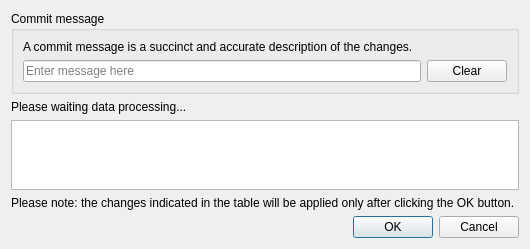
Qt form CdbsModules/cadbase_library_upload.ui (mnnxp/cadbaselibrary-freecad) before a commit.
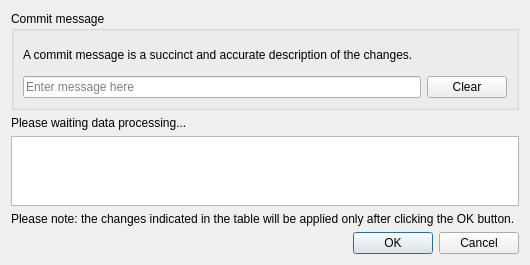
The same form after that commit.

Commit message: add skip-blake3 and force-upload flags

The edit to the form file:
```diff
--- a/CdbsModules/cadbase_library_upload.ui
+++ b/CdbsModules/cadbase_library_upload.ui
@@ -24,6 +24,12 @@
        <layout class="QVBoxLayout" name="verticalLayout_4">
         <item>
          <widget class="QLabel" name="label_4">
+          <property name="minimumSize">
+           <size>
+            <width>0</width>
+            <height>30</height>
+           </size>
+          </property>
           <property name="text">
            <string>A commit message is a succinct and accurate description of the changes.</string>
           </property>
```
The commit also changes 5 other files.
